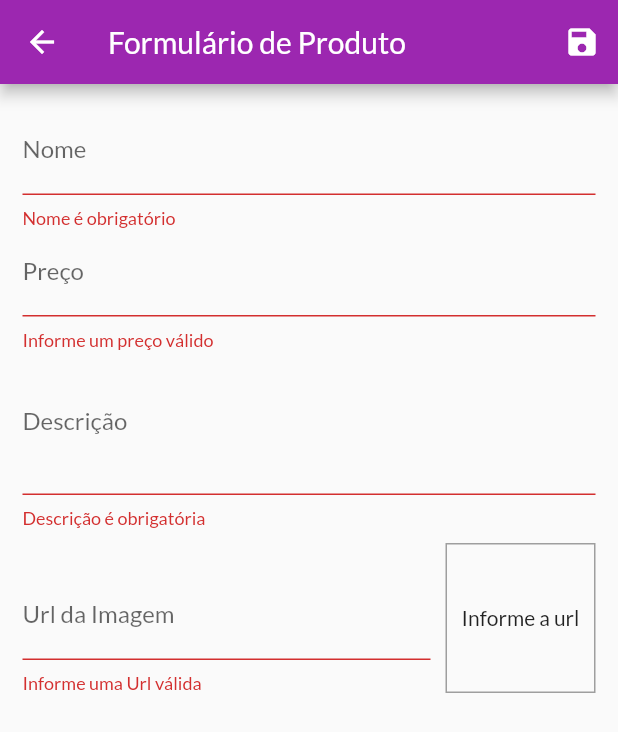
After one commit to jlucasguedes/shop, a Flutter app: the ProductFormPage screen opened by its route, after a tap on the "save" icon, on a phone screen of 412 x 824 dp. The commit adds this screen. Shown: the top 732 px of the screen. Run offline on Flutter 3.47's test engine with Material 2 defaults, Android fonts, the phone set to English and light mode, and no system bars; network calls fail.

Commit message:
Trabalhando com Formulários

```diff
--- a/lib/components/product_grid.dart
+++ b/lib/components/product_grid.dart
@@ -1,7 +1,7 @@
 import 'package:flutter/material.dart';
 import 'package:provider/provider.dart';
+import 'package:shop/components/product_grid_item.dart';
 
-import 'package:shop/components/product_item.dart';
 import 'package:shop/models/product.dart';
 import 'package:shop/models/product_list.dart';
 
@@ -22,7 +22,7 @@ class ProductGrid extends StatelessWidget {
       itemCount: loadedProducts.length,
       itemBuilder: (ctx, index) => ChangeNotifierProvider.value(
         value: loadedProducts[index],
-        child: ProductItem(
+        child: ProductGridItem(
           key: GlobalObjectKey(
             loadedProducts[index].id,
           ),
--- a/lib/main.dart
+++ b/lib/main.dart
@@ -6,7 +6,9 @@ import 'package:shop/models/product_list.dart';
 import 'package:shop/pages/cart_page.dart';
 import 'package:shop/pages/order_page.dart';
 import 'package:shop/pages/product_detail_page.dart';
+import 'package:shop/pages/product_form_page.dart';
 import 'package:shop/pages/products_overview_page.dart';
+import 'package:shop/pages/products_page.dart';
 import 'package:shop/utils/app_routes.dart';
 
 void main() {
@@ -44,6 +46,8 @@ class MyApp extends StatelessWidget {
           AppRoutes.productDetail: (ctx) => const ProductDetailPage(),
           AppRoutes.cart: (ctx) => const CartPage(),
           AppRoutes.orders: (ctx) => const OrdersPage(),
+          AppRoutes.products: (ctx) => const ProductsPage(),
+          AppRoutes.productForm: (ctx) => const ProductFormPage(),
         },
       ),
     );
--- /dev/null
+++ b/lib/pages/product_form_page.dart
@@ -0,0 +1,220 @@
+import 'package:flutter/material.dart';
+import 'package:provider/provider.dart';
+import 'package:shop/models/product.dart';
+import 'package:shop/models/product_list.dart';
+
+class ProductFormPage extends StatefulWidget {
+  const ProductFormPage({super.key});
+
+  @override
+  State<ProductFormPage> createState() => _ProductFormPageState();
+}
+
+class _ProductFormPageState extends State<ProductFormPage> {
+  final _priceFocus = FocusNode();
+  final _descriptionFocus = FocusNode();
+  final _imageUrlFocus = FocusNode();
+  final _imageUrlController = TextEditingController();
+
+  final _formKey = GlobalKey<FormState>();
+  final _formData = <String, Object>{};
+
+  @override
+  void initState() {
+    super.initState();
+    _imageUrlFocus.addListener(updateImage);
+  }
+
+  @override
+  void didChangeDependencies() {
+    super.didChangeDependencies();
+    if (_formData.isEmpty) {
+      final arg = ModalRoute.of(context)?.settings.arguments;
+
+      if (arg != null) {
+        final product = arg as Product;
+        _formData['id'] = product.id;
+        _formData['name'] = product.name;
+        _formData['price'] = product.price;
+        _formData['description'] = product.description;
+        _formData['imageUrl'] = product.imageUrl;
+
+        _imageUrlController.text = product.imageUrl;
+      }
+    }
+  }
+
+  @override
+  void dispose() {
+    super.dispose();
+    _priceFocus.dispose();
+    _descriptionFocus.dispose();
+    _imageUrlFocus.removeListener(updateImage);
+    _imageUrlFocus.dispose();
+  }
+
+  void updateImage() {
+    setState(() {});
+  }
+
+  bool isValidImageUrl(String url) {
+    bool isValidUrl = Uri.tryParse(url)?.hasAbsolutePath ?? false;
+    bool endsWithFile = url.toLowerCase().endsWith('.png') ||
+        url.toLowerCase().endsWith('.jpg') ||
+        url.toLowerCase().endsWith('.jpeg');
+
+    return isValidUrl && endsWithFile;
+  }
+
+  void _submitFrom() {
+    final isValid = _formKey.currentState?.validate() ?? false;
+
+    if (!isValid) {
+      return;
+    }
+
+    _formKey.currentState?.save();
+
+    Provider.of<ProductList>(
+      context,
+      listen: false,
+    ).saveProduct(_formData);
+
+    Navigator.of(context).pop();
+  }
+
+  @override
+  Widget build(BuildContext context) {
+    return Scaffold(
+      appBar: AppBar(
+        title: const Text('Formulário de Produto'),
+        actions: [
+          IconButton(
+            onPressed: _submitFrom,
+            icon: const Icon(Icons.save),
+          ),
+        ],
+      ),
+      body: Padding(
+        padding: const EdgeInsets.all(15),
+        child: Form(
+            key: _formKey,
+            child: ListView(
+              children: [
+                TextFormField(
+                  initialValue: _formData['name']?.toString(),
+                  decoration: const InputDecoration(labelText: 'Nome'),
+                  textInputAction: TextInputAction.next,
+                  onFieldSubmitted: (_) {
+                    FocusScope.of(context).requestFocus(_priceFocus);
+                  },
+                  onSaved: (name) => _formData['name'] = name ?? '',
+                  validator: (newName) {
+                    final name = newName ?? '';
+
+                    if (name.trim().isEmpty) {
+                      return 'Nome é obrigatório';
+                    }
+
+                    if (name.trim().length < 3) {
+                      return 'Nome precisa no mínimo de 3 letras.';
+                    }
+
+                    return null;
+                  },
+                ),
+                TextFormField(
+                  initialValue: _formData['price']?.toString(),
+                  decoration: const InputDecoration(labelText: 'Preço'),
+                  textInputAction: TextInputAction.next,
+                  focusNode: _priceFocus,
+                  keyboardType:
+                      const TextInputType.numberWithOptions(decimal: true),
+                  onFieldSubmitted: (_) {
+                    FocusScope.of(context).requestFocus(_descriptionFocus);
+                  },
+                  onSaved: (price) =>
+                      _formData['price'] = double.parse(price ?? '0'),
+                  validator: (newPrice) {
+                    final priceString = newPrice ?? '';
+                    final price = double.tryParse(priceString) ?? -1;
+
+                    if (price <= 0) {
+                      return 'Informe um preço válido';
+                    }
+
+                    return null;
+                  },
+                ),
+                TextFormField(
+                  initialValue: _formData['description']?.toString(),
+                  decoration: const InputDecoration(labelText: 'Descrição'),
+                  textInputAction: TextInputAction.next,
+                  focusNode: _descriptionFocus,
+                  keyboardType: TextInputType.multiline,
+                  maxLines: 3,
+                  onSaved: (description) =>
+                      _formData['description'] = description ?? '',
+                  validator: (newDescription) {
+                    final description = newDescription ?? '';
+
+                    if (description.trim().isEmpty) {
+                      return 'Descrição é obrigatória';
+                    }
+
+                    if (description.trim().length < 10) {
+                      return 'Descrição precisa no mínimo de 10 letras.';
+                    }
+
+                    return null;
+                  },
+                ),
+                Row(
+                  crossAxisAlignment: CrossAxisAlignment.end,
+                  children: [
+                    Expanded(
+                      child: TextFormField(
+                        controller: _imageUrlController,
+                        decoration:
+                            const InputDecoration(labelText: 'Url da Imagem'),
+                        keyboardType: TextInputType.url,
+                        textInputAction: TextInputAction.done,
+                        focusNode: _imageUrlFocus,
+                        onFieldSubmitted: (_) => _submitFrom(),
+                        onSaved: (imageUrl) =>
+                            _formData['imageUrl'] = imageUrl ?? '',
+                        validator: (newImageUrl) {
+                          final imageUrl = newImageUrl ?? '';
+                          if (!isValidImageUrl(imageUrl)) {
+                            return 'Informe uma Url válida';
+                          }
+                          return null;
+                        },
+                      ),
+                    ),
+                    Container(
+                      width: 100,
+                      height: 100,
+                      margin: const EdgeInsets.only(top: 10, left: 10),
+                      decoration: BoxDecoration(
+                        border: Border.all(
+                          color: Colors.grey,
+                          width: 1,
+                        ),
+                      ),
+                      alignment: Alignment.center,
+                      child: _imageUrlController.text.isEmpty
+                          ? const Text('Informe a url')
+                          : FittedBox(
+                              fit: BoxFit.cover,
+                              child: Image.network(_imageUrlController.text),
+                            ),
+                    )
+                  ],
+                ),
+              ],
+            )),
+      ),
+    );
+  }
+}
--- a/lib/utils/app_routes.dart
+++ b/lib/utils/app_routes.dart
@@ -3,4 +3,6 @@ class AppRoutes {
   static const productDetail = '/product-detail';
   static const cart = '/cart';
   static const orders = '/orders';
+  static const products = '/products';
+  static const productForm = '/product-form';
 }
```
Also changed, not shown: lib/components/app_drawer.dart (+8 -0 lines), lib/components/cart_item_widget.dart (+25 -0 lines), lib/components/product_grid_item.dart (added, +69 -0 lines), lib/components/product_item.dart (+55 -29 lines), lib/models/cart.dart (+22 -0 lines), lib/models/product_list.dart (+42 -0 lines), lib/pages/products_page.dart (added, +43 -0 lines).
